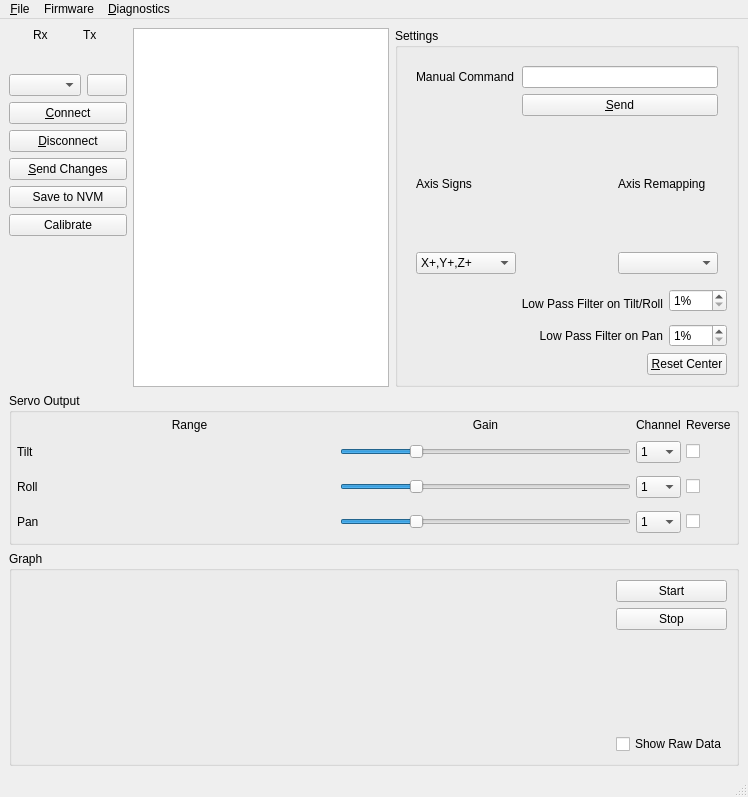
This is gui/src/mainwindow.ui in dlktdr/HeadTracker as Qt 5 draws it before an edit. The edited form follows.
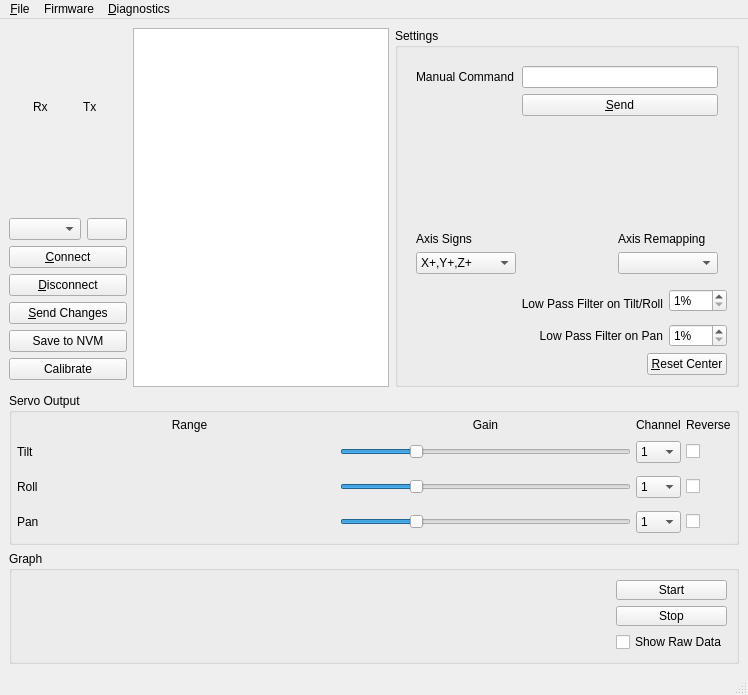
This is the edited form. The open tabs and pages were chosen to show the change. Icons and pictures are not drawn. Custom widgets are drawn as their Qt base class.

Commit message: Reduce Window Size for small screens

Patch:
```diff
--- a/gui/src/mainwindow.ui
+++ b/gui/src/mainwindow.ui
@@ -6,10 +6,16 @@
    <rect>
     <x>0</x>
     <y>0</y>
-    <width>697</width>
-    <height>766</height>
+    <width>693</width>
+    <height>691</height>
    </rect>
   </property>
+  <property name="sizePolicy">
+   <sizepolicy hsizetype="Preferred" vsizetype="Preferred">
+    <horstretch>0</horstretch>
+    <verstretch>0</verstretch>
+   </sizepolicy>
+  </property>
   <property name="windowTitle">
    <string>Headtracker</string>
   </property>
@@ -78,12 +84,6 @@
           <property name="orientation">
            <enum>Qt::Vertical</enum>
           </property>
-          <property name="sizeHint" stdset="0">
-           <size>
-            <width>20</width>
-            <height>40</height>
-           </size>
-          </property>
          </spacer>
         </item>
         <item row="3" column="0" colspan="2">
@@ -240,6 +240,9 @@
                <property name="text">
                 <string>Axis Signs</string>
                </property>
+               <property name="alignment">
+                <set>Qt::AlignBottom|Qt::AlignLeading|Qt::AlignLeft</set>
+               </property>
               </widget>
              </item>
              <item row="2" column="2">
@@ -253,6 +256,9 @@
                <property name="text">
                 <string>Axis Remapping</string>
                </property>
+               <property name="alignment">
+                <set>Qt::AlignBottom|Qt::AlignLeading|Qt::AlignLeft</set>
+               </property>
               </widget>
              </item>
              <item row="3" column="0">
@@ -897,8 +903,6 @@
      </layout>
     </item>
     <item>
-     <layout class="QHBoxLayout" name="horizontalLayout">
-      <item>
        <widget class="QGroupBox" name="groupBox">
         <property name="sizePolicy">
          <sizepolicy hsizetype="Preferred" vsizetype="Maximum">
@@ -1310,26 +1314,18 @@
         </layout>
        </widget>
       </item>
-     </layout>
-    </item>
     <item>
      <widget class="QGroupBox" name="groupBox_4">
-      <property name="sizePolicy">
-       <sizepolicy hsizetype="Preferred" vsizetype="Minimum">
-        <horstretch>0</horstretch>
-        <verstretch>0</verstretch>
-       </sizepolicy>
-      </property>
       <property name="title">
        <string>Graph</string>
       </property>
-      <layout class="QHBoxLayout" name="horizontalLayout_3">
+      <layout class="QHBoxLayout" name="horizontalLayout">
        <item>
         <widget class="Graph" name="graphView" native="true">
          <property name="sizePolicy">
           <sizepolicy hsizetype="MinimumExpanding" vsizetype="Minimum">
            <horstretch>0</horstretch>
-           <verstretch>0</verstretch>
+           <verstretch>7</verstretch>
           </sizepolicy>
          </property>
         </widget>
@@ -1338,11 +1334,11 @@
         <layout class="QVBoxLayout" name="SideBarVerticalLayout">
          <item>
           <widget class="QPushButton" name="cmdStartGraph">
-           <property name="sizePolicy">
-            <sizepolicy hsizetype="Minimum" vsizetype="Fixed">
-             <horstretch>0</horstretch>
-             <verstretch>0</verstretch>
-            </sizepolicy>
+           <property name="minimumSize">
+            <size>
+             <width>0</width>
+             <height>20</height>
+            </size>
            </property>
            <property name="text">
             <string>Start</string>
@@ -1351,11 +1347,11 @@
          </item>
          <item>
           <widget class="QPushButton" name="cmdStopGraph">
-           <property name="sizePolicy">
-            <sizepolicy hsizetype="Minimum" vsizetype="Fixed">
-             <horstretch>0</horstretch>
-             <verstretch>0</verstretch>
-            </sizepolicy>
+           <property name="minimumSize">
+            <size>
+             <width>0</width>
+             <height>20</height>
+            </size>
            </property>
            <property name="text">
             <string>Stop</string>
@@ -1372,8 +1368,8 @@
            </property>
            <property name="sizeHint" stdset="0">
             <size>
-             <width>20</width>
-             <height>98</height>
+             <width>0</width>
+             <height>0</height>
             </size>
            </property>
           </spacer>
```
Left out of the diff: 6 changed lines with no effect on the pictures. Lines whose indentation alone changed are shown as unchanged.
